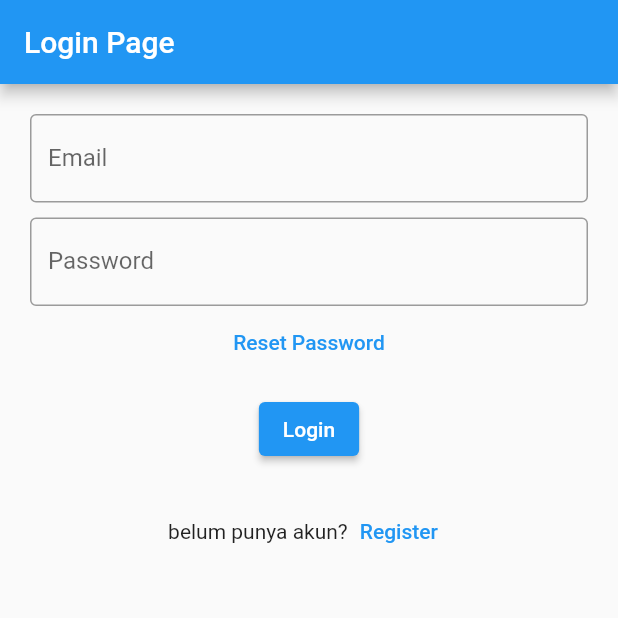
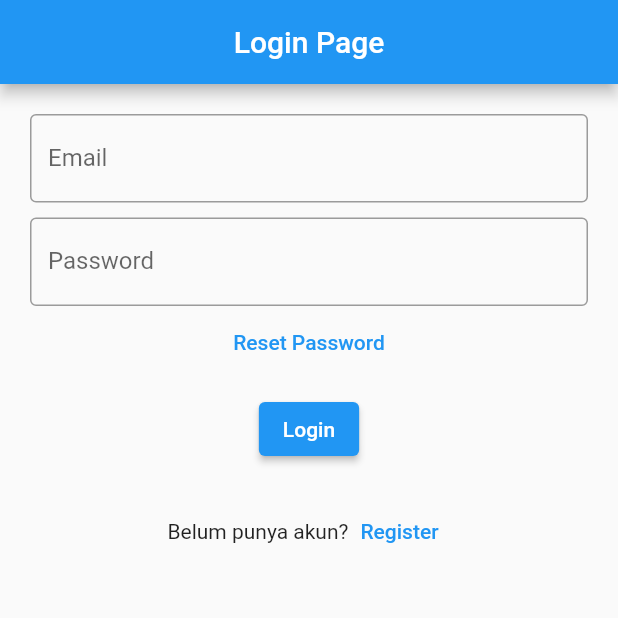
Before and after one commit to emptyplayer07/my_apps_with_firebase, a Flutter app: the screen it shows after launch, after a tap on "Login", on a phone screen of 412 x 824 dp, the top half of it. Run offline on Flutter 3.47's test engine with Material 2 defaults, Android fonts, the phone set to English and light mode, and no system bars; our stand-ins replace firebase_auth, firebase_core, get; missing offline and left inert: firebase_app_check; accounts and stored records are empty.

Commit message:
tambah page

```diff
--- /dev/null
+++ b/lib/Pages/first_page.dart
@@ -0,0 +1,52 @@
+import 'package:flutter/material.dart';
+import 'package:flutter/src/widgets/framework.dart';
+import 'package:flutter/src/widgets/placeholder.dart';
+import 'package:get/get.dart';
+import 'package:my_apps_with_firebase_1/Routes/name_route.dart';
+
+class FirstPage extends StatelessWidget {
+  const FirstPage({super.key});
+
+  @override
+  Widget build(BuildContext context) {
+    return Scaffold(
+      backgroundColor: Colors.purple,
+      body: Center(
+        child: Column(
+          mainAxisAlignment: MainAxisAlignment.center,
+          children: [
+            Text(
+              "Welcome to the jungle",
+              style: TextStyle(
+                fontSize: 20,
+                color: Colors.white,
+              ),
+            ),
+            SizedBox(
+              height: 30,
+            ),
+            Container(
+                width: 200,
+                height: 50,
+                child: ElevatedButton(
+                    onPressed: () {
+                      Get.offNamed(NameRoute.login);
+                    },
+                    child: Text("Login"))),
+            const SizedBox(
+              height: 20,
+            ),
+            Container(
+                width: 200,
+                height: 50,
+                child: ElevatedButton(
+                    onPressed: () {
+                      Get.offNamed(NameRoute.register);
+                    },
+                    child: Text("Register"))),
+          ],
+        ),
+      ),
+    );
+  }
+}
--- a/lib/Pages/login.dart
+++ b/lib/Pages/login.dart
@@ -13,6 +13,7 @@ class LoginPage extends StatelessWidget {
     return Scaffold(
       appBar: AppBar(
         title: const Text("Login Page"),
+        centerTitle: true,
       ),
       body: SafeArea(
           child: Padding(
@@ -51,18 +52,18 @@ class LoginPage extends StatelessWidget {
               },
               child: const Text("Login"),
             ),
-            SizedBox(
+            const SizedBox(
               height: 20,
             ),
             Row(
               mainAxisAlignment: MainAxisAlignment.center,
               children: [
-                Text("belum punya akun?"),
+                const Text("Belum punya akun?"),
                 TextButton(
                   onPressed: () {
-                    Get.toNamed(NameRoute.register);
+                    Get.offAllNamed(NameRoute.register);
                   },
-                  child: Text("Register"),
+                  child: const Text("Register"),
                 )
               ],
             )
--- a/lib/Routes/name_route.dart
+++ b/lib/Routes/name_route.dart
@@ -1,4 +1,5 @@
 abstract class NameRoute {
+  static const first_page = "/first";
   static const home = "/home";
   static const login = "/login";
   static const register = "/register";
--- a/lib/Routes/route.dart
+++ b/lib/Routes/route.dart
@@ -1,4 +1,5 @@
 import 'package:get/get.dart';
+import 'package:my_apps_with_firebase_1/Pages/first_page.dart';
 import 'package:my_apps_with_firebase_1/Pages/home.dart';
 import 'package:my_apps_with_firebase_1/Pages/login.dart';
 import 'package:my_apps_with_firebase_1/Pages/register.dart';
@@ -11,13 +12,17 @@ import '../Bindings/textfieldB_reset_pass.dart';
 class AppRoute extends GetxController {
   static final pages = [
     GetPage(
-      name: NameRoute.login,
-      page: () => LoginPage(),
-      binding: TextfieldBindingLogin(),
+      name: NameRoute.first_page,
+      page: () => FirstPage(),
     ),
     GetPage(
       name: NameRoute.home,
       page: () => const HomePage(),
+    ),
+    GetPage(
+      name: NameRoute.login,
+      page: () => LoginPage(),
+      binding: TextfieldBindingLogin(),
     ),
     GetPage(
         name: NameRoute.register,
--- a/lib/main.dart
+++ b/lib/main.dart
@@ -3,6 +3,7 @@ import 'package:firebase_auth/firebase_auth.dart';
 import 'package:firebase_core/firebase_core.dart';
 import 'package:flutter/material.dart';
 import 'package:get/get.dart';
+import 'package:my_apps_with_firebase_1/Pages/first_page.dart';
 import 'package:my_apps_with_firebase_1/Pages/home.dart';
 import 'package:my_apps_with_firebase_1/Pages/loading.dart';
 import 'package:my_apps_with_firebase_1/Pages/login.dart';
@@ -26,8 +27,6 @@ class MyApp extends StatelessWidget {
   final authC = Get.put(AuthController(), permanent: true);
   @override
   Widget build(BuildContext context) {
-    final textClogin = Get.put(TextfieldControllerLogin());
-    final textCregister = Get.put(TextfieldControllerRegister());
     return StreamBuilder<User?>(
       stream: authC.streamAuthStatus(),
       builder: (context, snapshot) {
@@ -37,7 +36,7 @@ class MyApp extends StatelessWidget {
             //initialRoute: NameRoute.login,
             home: snapshot.data != null && snapshot.data!.emailVerified
                 ? HomePage()
-                : LoginPage(),
+                : FirstPage(),
             getPages: AppRoute.pages,
           );
         }
```
Also changed, not shown: lib/Pages/register.dart (+22 -7 lines), lib/controller/auth_controller.dart (+15 -3 lines).
